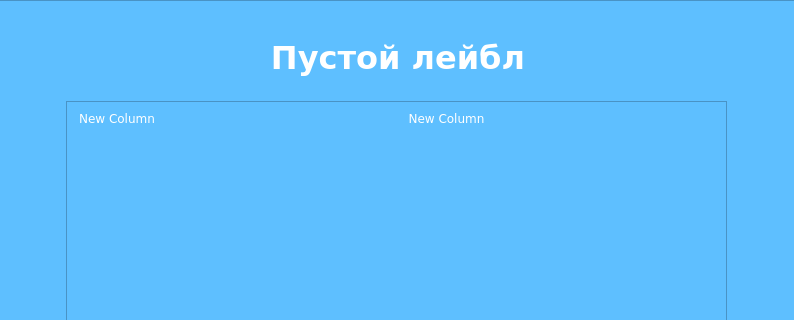
Old version of the form design_dev.ui in the repository miptivan/data_desktop; both pictures show x 332 to 1126 and y 0 to 320 of the 1300 by 700 pixel window.
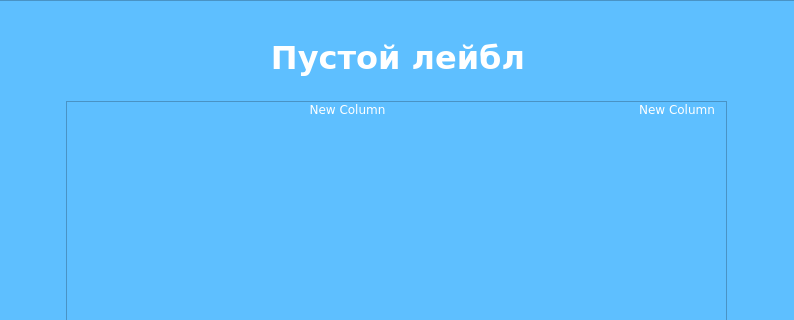
New version of the form. The open tabs and pages were chosen to show the change. Custom widgets are drawn as their Qt base class.

Commit message: align top in table

The edit to the form file:
```diff
--- a/design_dev.ui
+++ b/design_dev.ui
@@ -2067,7 +2067,7 @@
            </size>
           </property>
           <property name="layoutDirection">
-           <enum>Qt::LeftToRight</enum>
+           <enum>Qt::RightToLeft</enum>
           </property>
           <property name="styleSheet">
            <string notr="true">QHeaderView::section {
@@ -2087,7 +2087,7 @@
             <string>New Column</string>
            </property>
            <property name="textAlignment">
-            <set>AlignCenter</set>
+            <set>AlignHCenter|AlignTop</set>
            </property>
           </column>
           <column>
@@ -2095,7 +2095,7 @@
             <string>New Column</string>
            </property>
            <property name="textAlignment">
-            <set>AlignCenter</set>
+            <set>AlignHCenter|AlignTop</set>
            </property>
           </column>
          </widget>
```
Left out of the diff: 2 changed lines with no effect on the pictures.
